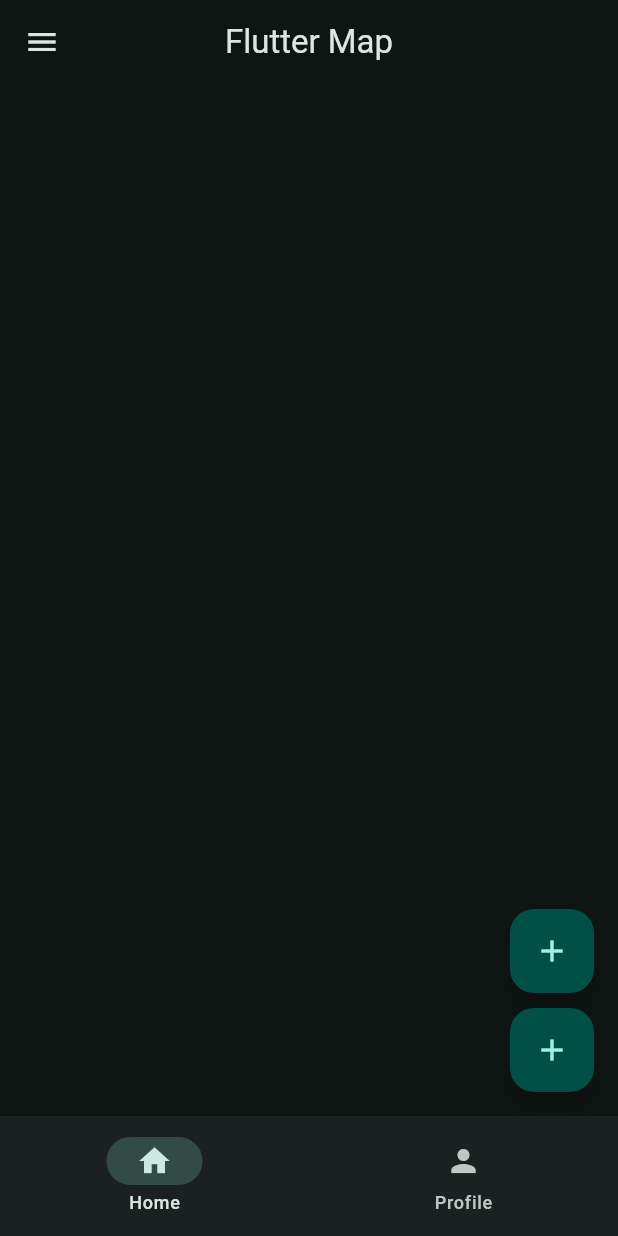
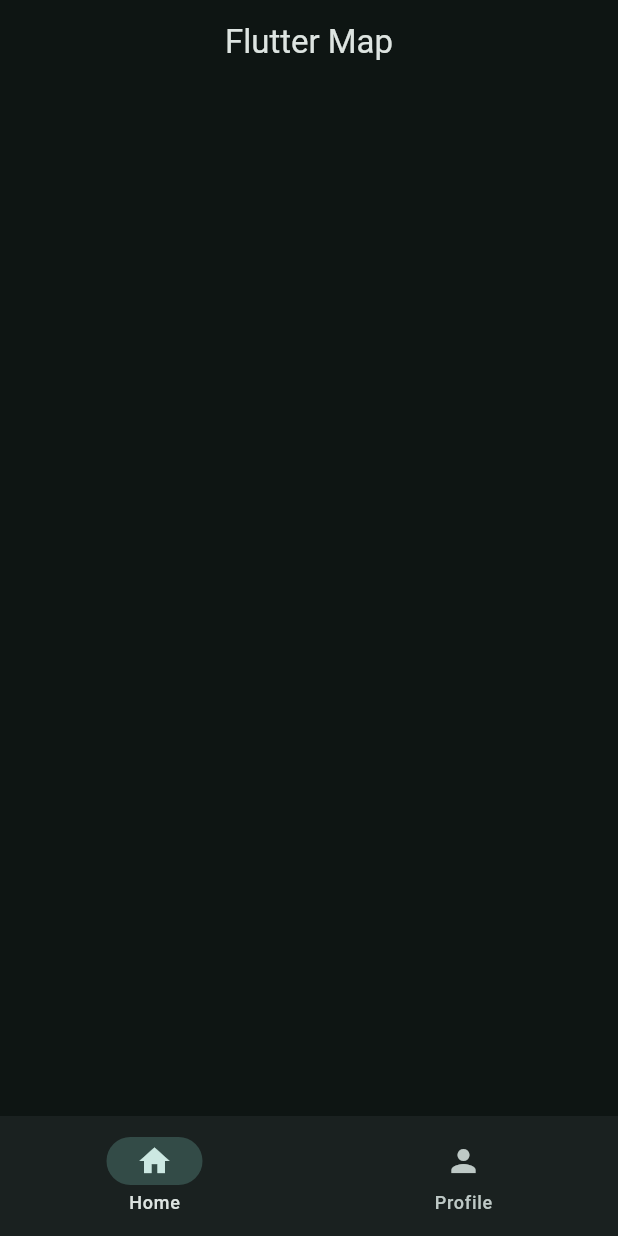
Before and after one commit to SameerAkita/flutter_app, a Flutter app: the screen it shows after launch, on a phone screen of 412 x 824 dp. Run offline on Flutter 3.47's test engine with Material 3 defaults, Android fonts, the phone set to English and light mode, and no system bars; missing offline and left inert: dart:ffi.

Commit message:
delete floating button and drawer

```diff
--- a/lib/main.dart
+++ b/lib/main.dart
@@ -21,27 +21,12 @@ class MyApp extends StatelessWidget {
       ),
       home: Scaffold(
         appBar: AppBar(title: Text('Flutter Map'), centerTitle: true),
-        drawer: Drawer(
-          child: Column(
-            children: [
-              DrawerHeader(child: Text('Drawer')),
-              ListTile(title: Text('Logout')),
-            ],
-          ),
-        ),
-        floatingActionButton: Column(
-          mainAxisSize: MainAxisSize.min,
-          children: [
-            FloatingActionButton(onPressed: () {}, child: Icon(Icons.add)),
-            SizedBox(height: 10.0),
-            FloatingActionButton(onPressed: () {}, child: Icon(Icons.add)),
-          ],
-        ),
         bottomNavigationBar: NavigationBar(
           destinations: [
             NavigationDestination(icon: Icon(Icons.home), label: 'Home'),
             NavigationDestination(icon: Icon(Icons.person), label: 'Profile'),
           ],
+          onDestinationSelected: (int value) {},
         ),
       ),
     );
```
